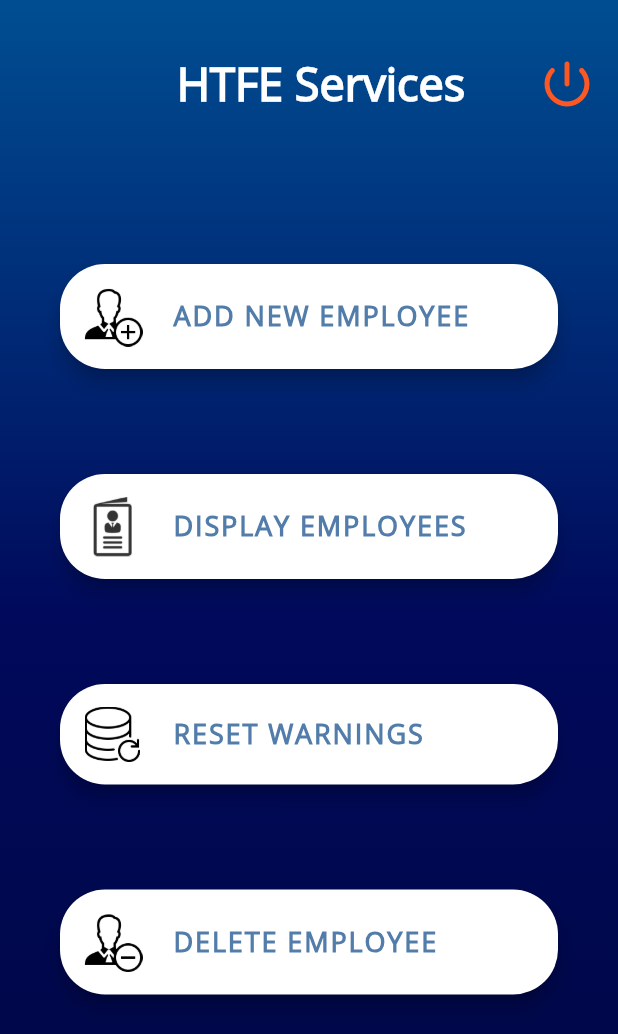
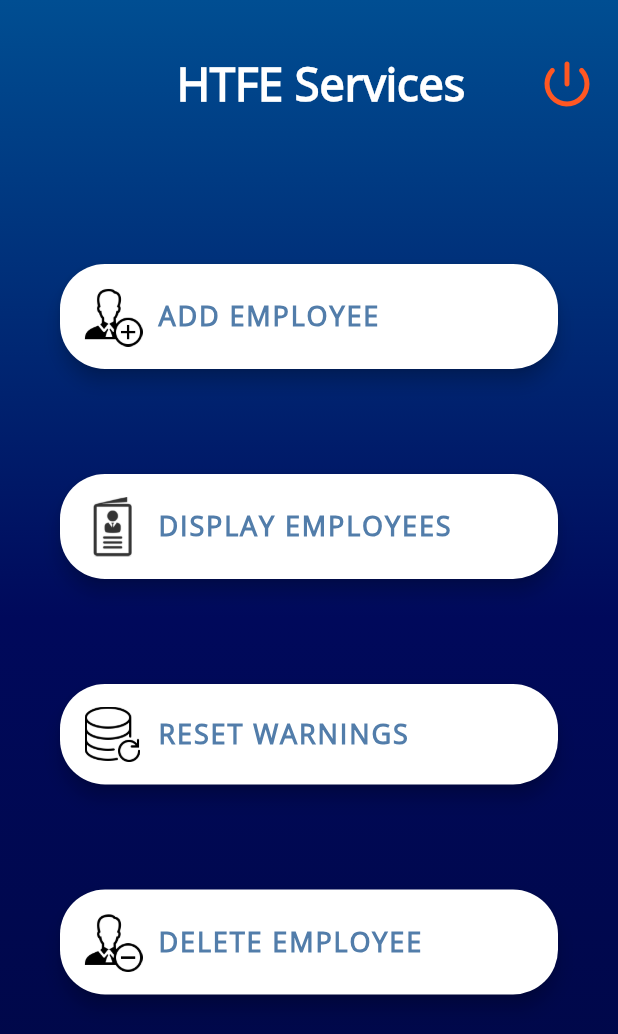
Before and after one commit to ritviksharma4/HyperSafety_Frontend, a Flutter app: the HomeScreen screen opened directly, on a phone screen of 412 x 824 dp. Shown: the top 1034 px of the screen. Run offline on Flutter 3.47's test engine with Material 2 defaults, Android fonts, the phone set to English and light mode, and no system bars; our stand-ins replace flutter_secure_storage, image_picker; missing offline and left inert: back_button_interceptor, dart:ffi; accounts and stored records are empty.

Commit message:
Fixed alignment on the home screen

```diff
--- a/lib/Screens/Home_Screen.dart
+++ b/lib/Screens/Home_Screen.dart
@@ -41,10 +41,11 @@ class _HomeScreenState extends State<HomeScreen> {
                 child: Image.asset("assets/Images/Add_Employee.png",
                     width: 40.0, height: 40.0),
               ),
-              Container(
-                margin: const EdgeInsets.only(left: 20.0),
+              Padding(padding: EdgeInsets.only(left: 10)),
+              Expanded(
                 child: Text(
-                  'ADD NEW EMPLOYEE',
+                  'ADD EMPLOYEE',
+                  textAlign: TextAlign.left,
                   style: TextStyle(
                     color: Color(0xFF527DAA),
                     letterSpacing: 1.25,
@@ -84,10 +85,11 @@ class _HomeScreenState extends State<HomeScreen> {
                 child: Image.asset("assets/Images/Del_Employee.png",
                     width: 40.0, height: 40.0),
               ),
-              Container(
-                margin: const EdgeInsets.only(left: 20.0),
+              Padding(padding: EdgeInsets.only(left: 10)),
+              Expanded(
                 child: Text(
                   'DELETE EMPLOYEE',
+                  textAlign: TextAlign.left,
                   style: TextStyle(
                     color: Color(0xFF527DAA),
                     letterSpacing: 1.25,
@@ -127,10 +129,11 @@ class _HomeScreenState extends State<HomeScreen> {
                 child: Image.asset("assets/Images/Emp_Records.png",
                     width: 40.0, height: 40.0),
               ),
-              Container(
-                margin: const EdgeInsets.only(left: 20),
+              Padding(padding: EdgeInsets.only(left: 10)),
+              Expanded(
                 child: Text(
                   'DISPLAY EMPLOYEES',
+                  textAlign: TextAlign.left,
                   style: TextStyle(
                     color: Color(0xFF527DAA),
                     letterSpacing: 1.25,
@@ -170,10 +173,11 @@ class _HomeScreenState extends State<HomeScreen> {
                 child: Image.asset("assets/Images/Reset_Records.png",
                     width: 40.0, height: 37),
               ),
-              Container(
-                margin: const EdgeInsets.only(left: 20.0),
+              Padding(padding: EdgeInsets.only(left: 10)),
+              Expanded(
                 child: Text(
                   'RESET WARNINGS',
+                  textAlign: TextAlign.left,
                   style: TextStyle(
                     color: Color(0xFF527DAA),
                     letterSpacing: 1.25,
```
Also changed, not shown: 1 other file.
